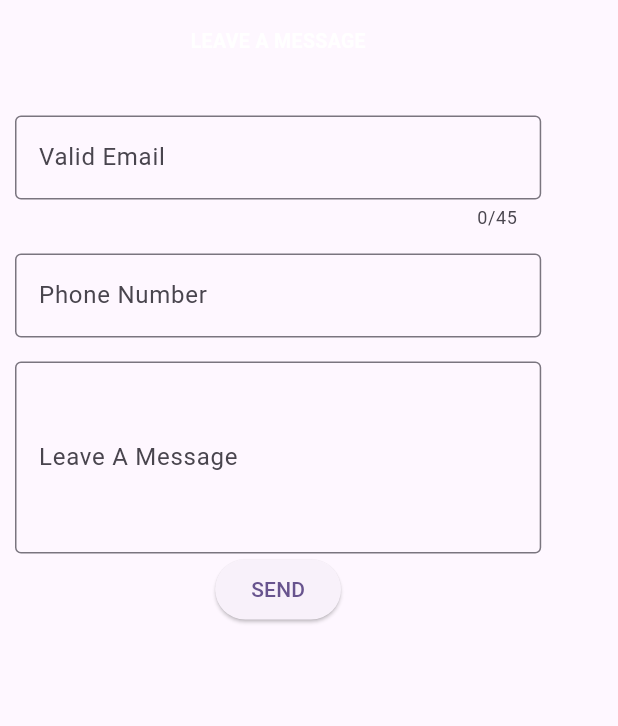
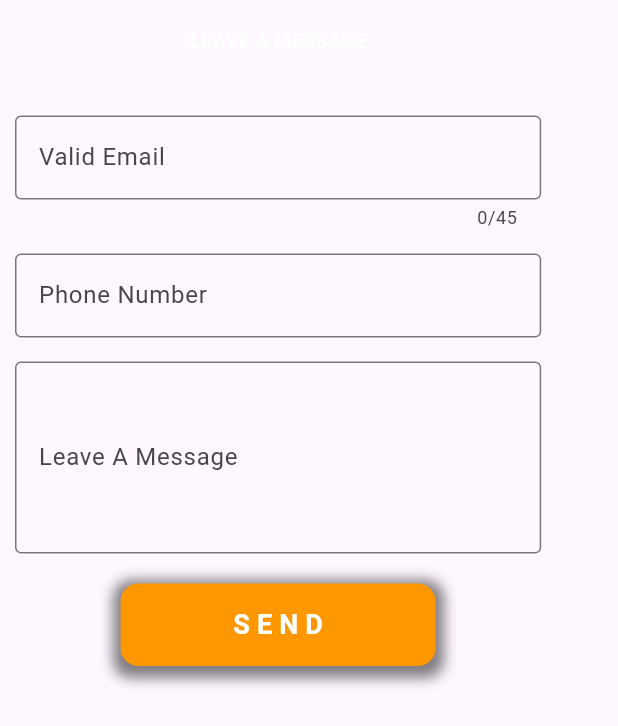
Before and after one commit to realkevo/toptech, a Flutter app: the MailUploadPage widget shown alone on an empty page, opened directly, on a phone screen of 412 x 824 dp. Shown: the top 726 px of the screen. Run offline on Flutter 3.47's test engine with Material 3 defaults, Android fonts, the phone set to English and light mode, and no system bars; our stand-ins replace cloud_firestore, file_picker, firebase_core, image_picker; missing offline and left inert: dart:html; accounts and stored records are empty.

Commit message:
send button decorated

```diff
--- a/lib/widgets/email_upload_widget.dart
+++ b/lib/widgets/email_upload_widget.dart
@@ -44,6 +44,8 @@ class _MailUploadPageState extends State<MailUploadPage> {
   final _emailController = TextEditingController();
   final _phoneController = TextEditingController();
   final _messageController = TextEditingController();
+  bool _isPressed = true;
+
 
   // Regular expression for validating email format
   final RegExp _emailRegExp = RegExp(r"^[a-zA-Z0-9._%+-]+@[a-zA-Z0-9.-]+\.[a-zA-Z]{2,}$");
@@ -169,11 +171,44 @@ class _MailUploadPageState extends State<MailUploadPage> {
                 style: TextStyle(color: Colors.white),  // Set text color to white
                 textAlign: TextAlign.center,  // Center-align the typed text
               ),
+              SizedBox(height:  20,),
+              AnimatedContainer(
+                duration: Duration(milliseconds: 200),  // Duration of the animation
+                curve: Curves.easeInOut,  // Animation curve
+                height: _isPressed ? 55 : 50,  // Increase height when pressed
+                width: _isPressed ? 210 : 200,  // Increase width when pressed
+                decoration: BoxDecoration(
+                  color: Colors.orange,  // Set background color to orange
+                  borderRadius: BorderRadius.circular(12),  // Rounded corners
+                  boxShadow: [
+                    BoxShadow(
+                      color: Colors.black.withOpacity(0.5),
+                      spreadRadius: 5,
+                      blurRadius: 7,
+                      offset: Offset(0, 3),  // Shadow effect
+                    ),
+                  ],
+                ),
+                child: MaterialButton(
+                  onPressed: () {
+                    setState(() {
+                      _isPressed = !_isPressed;  // Toggle the button press state
+                    });
+                    _submitForm();  // Call your submit form method
+                  },
+                  child: Text(
+                    'S E N D',
+                    style: TextStyle(
+                      color: Colors.white,
+                      fontSize: 18,
+                      fontWeight: FontWeight.bold,
+                    ),
+                  ),
+                ),
+              )
 
-              ElevatedButton(
-                onPressed: _submitForm,
-                child: Text('SEND'),
-              ),
+
+
             ],
           ),
         ),
```
